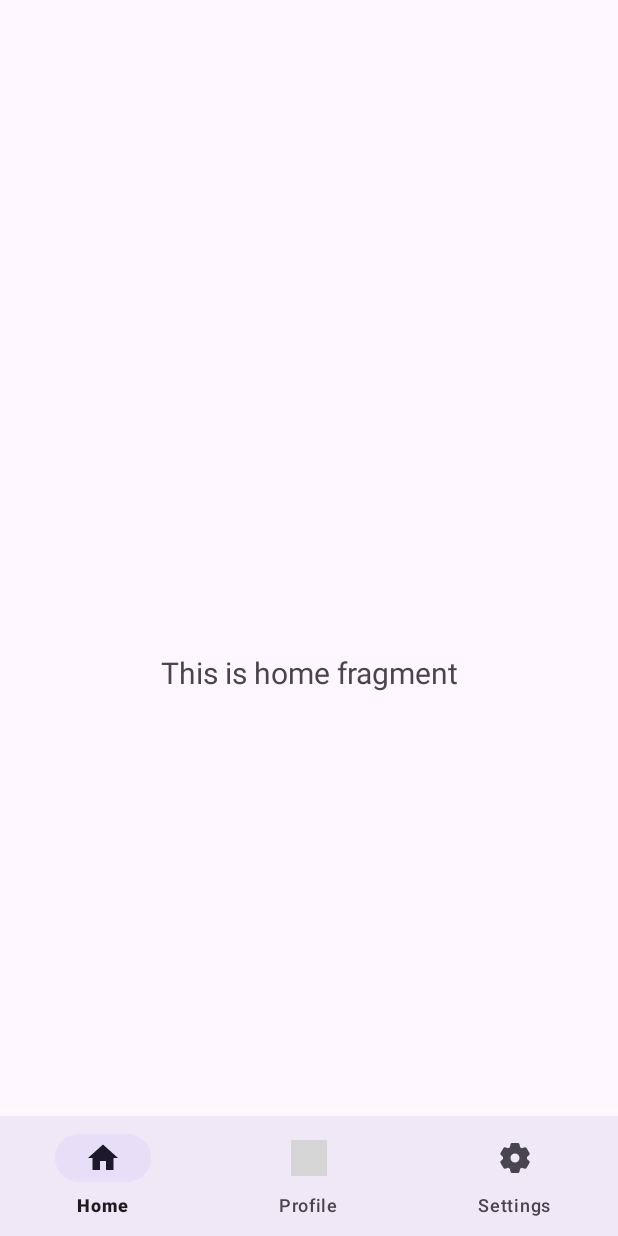
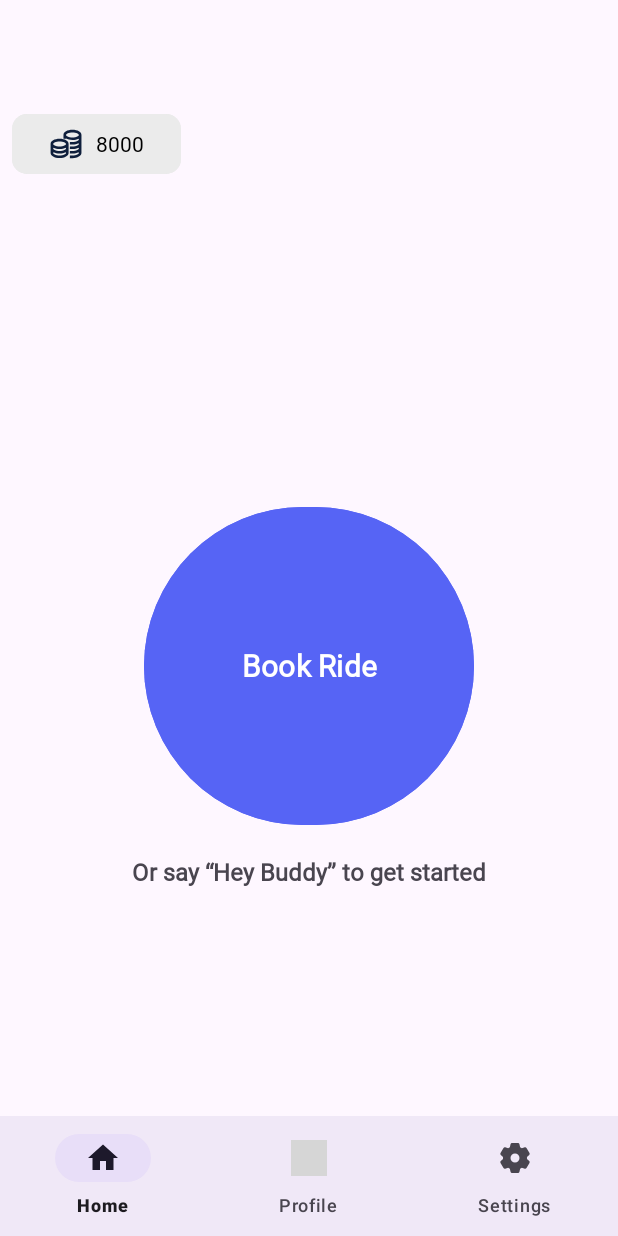
Before and after one commit to Ravidu-Vithana/DriftHome, an Android app: the HomeFragment screen opened directly, with no data from a screen before it, on a phone screen of 412 x 824 dp. Run offline under Robolectric (Android 15) with nearby library versions, the phone set to English and light mode, and no system bars; our stand-ins replace navigation-ui; grey boxes are pictures that could not be loaded.

Commit message:
new dimen for button corner. modified homefragment

```diff
--- a/app/src/main/java/com/ryvk/drifthome/ui/home/HomeFragment.java
+++ b/app/src/main/java/com/ryvk/drifthome/ui/home/HomeFragment.java
@@ -24,8 +24,8 @@ public class HomeFragment extends Fragment {
         binding = FragmentHomeBinding.inflate(inflater, container, false);
         View root = binding.getRoot();
 
-        final TextView textView = binding.textHome;
-        homeViewModel.getText().observe(getViewLifecycleOwner(), textView::setText);
+//        final TextView textView = binding.textHome;
+//        homeViewModel.getText().observe(getViewLifecycleOwner(), textView::setText);
         return root;
     }
 
--- /dev/null
+++ b/app/src/main/res/drawable/money.xml
@@ -0,0 +1,7 @@
+<vector xmlns:android="http://schemas.android.com/apk/res/android" android:height="24dp" android:viewportHeight="1024" android:viewportWidth="1024" android:width="24dp">
+
+    <path android:fillColor="#0F1F3C" android:pathData="M951.9,253.9c0,-82.2 -110.1,-144.1 -256,-144.1s-256,62 -256,144.1c0,0.7 0.2,1.4 0.2,2.1h-0.2v109.7h73.1v-9.1c45.8,25.8 109.8,41.3 182.9,41.3 67.4,0 126.9,-13.3 171.7,-35.6 6.9,7.2 11.1,14.3 11.1,20.6 0,28.3 -72.9,71 -182.9,71h-73.1v73.1h73.1c67.4,0 127,-13.3 171.7,-35.7 6.9,7.2 11.1,14.3 11.1,20.6 0,28.3 -72.9,71 -182.9,71l-25.9,0.1c-15.9,0.1 -31.3,0.3 -46.3,-0.1l-1.8,73.1c8,0.2 16.2,0.3 24.5,0.3 7.9,0 16,-0.1 24.2,-0.1l25.3,-0.1c67.4,0 127,-13.4 171.8,-35.7 7,7.2 11,14.4 11,20.6 0,28.3 -72.9,71 -182.9,71h-73.1v73.1h73.1c67.4,0 127,-13.4 171.8,-35.7 7,7.2 11.1,14.4 11.1,20.6 0,28.3 -72.9,71 -182.9,71h-73.1v73.1h73.1c145.9,0 256,-62 256,-144.1 0,-0.7 -0.1,-1.5 -0.1,-2.1h0.1L951.9,256h-0.2c0,-0.7 0.2,-1.4 0.2,-2.1zM513,253.9c0,-28.3 72.9,-71 182.9,-71s182.9,42.7 182.9,71c0,28.3 -72.9,71 -182.9,71s-182.9,-42.7 -182.9,-71z"/>
+
+    <path android:fillColor="#0F1F3C" android:pathData="M330.1,365.7c-145.9,0 -256,62 -256,144.1 0,0.7 0.2,1.4 0.2,2.1h-0.2v256c0,82.2 110.1,144.1 256,144.1s256,-62 256,-144.1L586.2,512h-0.2c0,-0.7 0.2,-1.4 0.2,-2.1 0,-82.2 -110.1,-144.1 -256,-144.1zM147.3,638.9c0,-6.3 4.1,-13.4 11.1,-20.6 44.8,22.3 104.4,35.7 171.8,35.7 67.4,0 126.9,-13.3 171.7,-35.6 6.9,7.2 11.1,14.3 11.1,20.6 0,28.3 -72.9,71 -182.9,71s-182.9,-42.7 -182.9,-71zM330.1,438.9c109.9,0 182.9,42.7 182.9,71 0,28.3 -72.9,71 -182.9,71s-182.9,-42.7 -182.9,-71c0,-28.3 72.9,-71 182.9,-71zM330.1,839c-109.9,0 -182.9,-42.7 -182.9,-71 0,-6.3 4.2,-13.4 11.1,-20.6 44.8,22.3 104.3,35.7 171.8,35.7 67.4,0 127,-13.3 171.7,-35.7 6.9,7.2 11.1,14.3 11.1,20.6 0,28.3 -72.9,71 -182.9,71z"/>
+
+</vector>
--- a/app/src/main/res/layout/activity_main.xml
+++ b/app/src/main/res/layout/activity_main.xml
@@ -32,7 +32,7 @@
                 android:text="@string/d_signin_btn2"
                 android:textColor="@color/d_red1"
                 android:textStyle="bold"
-                app:cornerRadius="10dp"
+                app:cornerRadius="@dimen/d_button_corner_radius"
                 app:icon="@drawable/forward"
                 app:iconGravity="end"
                 app:iconSize="12dp"
@@ -103,7 +103,7 @@
                 android:fontFamily="@font/lexend_deca"
                 android:text="@string/d_signin_btn1"
                 android:textStyle="bold"
-                app:cornerRadius="10dp"
+                app:cornerRadius="@dimen/d_button_corner_radius"
                 app:layout_constraintEnd_toEndOf="parent"
                 app:layout_constraintHorizontal_bias="0.5"
                 app:layout_constraintStart_toStartOf="parent"
--- a/app/src/main/res/layout/activity_otp_verification.xml
+++ b/app/src/main/res/layout/activity_otp_verification.xml
@@ -86,7 +86,7 @@
                 android:fontFamily="@font/lexend_deca"
                 android:text="@string/d_otpVerification_btn1"
                 android:textStyle="bold"
-                app:cornerRadius="10dp"
+                app:cornerRadius="@dimen/d_button_corner_radius"
                 app:layout_constraintEnd_toEndOf="parent"
                 app:layout_constraintHorizontal_bias="0.5"
                 app:layout_constraintStart_toStartOf="parent"
--- a/app/src/main/res/layout/activity_sign_up.xml
+++ b/app/src/main/res/layout/activity_sign_up.xml
@@ -56,7 +56,7 @@
                 android:fontFamily="@font/lexend_deca"
                 android:text="@string/d_signup_btn1"
                 android:textStyle="bold"
-                app:cornerRadius="10dp"
+                app:cornerRadius="@dimen/d_button_corner_radius"
                 app:layout_constraintEnd_toEndOf="parent"
                 app:layout_constraintHorizontal_bias="0.5"
                 app:layout_constraintStart_toStartOf="parent"
@@ -145,7 +145,7 @@
                 android:text="@string/d_signin_btn2"
                 android:textColor="@color/d_red1"
                 android:textStyle="bold"
-                app:cornerRadius="10dp"
+                app:cornerRadius="@dimen/d_button_corner_radius"
                 app:icon="@drawable/forward"
                 app:iconGravity="end"
                 app:iconSize="12dp"
--- a/app/src/main/res/layout/fragment_common_header.xml
+++ b/app/src/main/res/layout/fragment_common_header.xml
@@ -39,7 +39,7 @@
         android:layout_marginEnd="8dp"
         android:backgroundTint="@color/d_blue"
         android:text="@string/d_header_btn"
-        app:cornerRadius="10dp"
+        app:cornerRadius="@dimen/d_button_corner_radius"
         app:layout_constraintEnd_toEndOf="parent"
         app:layout_constraintTop_toTopOf="parent" />
 
--- a/app/src/main/res/layout/fragment_home.xml
+++ b/app/src/main/res/layout/fragment_home.xml
@@ -6,17 +6,50 @@
     android:layout_height="match_parent"
     tools:context=".ui.home.HomeFragment">
 
-    <TextView
-        android:id="@+id/text_home"
-        android:layout_width="match_parent"
+    <Button
+        android:id="@+id/button8"
+        android:layout_width="wrap_content"
         android:layout_height="wrap_content"
         android:layout_marginStart="8dp"
         android:layout_marginTop="8dp"
-        android:layout_marginEnd="8dp"
-        android:textAlignment="center"
+        android:backgroundTint="@color/d_gray"
+        android:clickable="false"
+        android:drawableLeft="@drawable/money"
+        android:fontFamily="@font/lexend_deca"
+        android:text="8000"
+        android:textColor="@color/black"
+        app:cornerRadius="10dp"
+        app:layout_constraintStart_toStartOf="parent"
+        app:layout_constraintTop_toTopOf="parent" />
+
+    <Button
+        android:id="@+id/button9"
+        android:layout_width="wrap_content"
+        android:layout_height="wrap_content"
+        android:width="220dp"
+        android:height="220dp"
+        android:backgroundTint="@color/d_blue"
+        android:fontFamily="@font/lexend_deca"
+        android:shadowDy="5"
+        android:text="@string/d_homeFragment_btn1_bookride"
         android:textSize="20sp"
+        android:textStyle="bold"
         app:layout_constraintBottom_toBottomOf="parent"
         app:layout_constraintEnd_toEndOf="parent"
+        app:layout_constraintHorizontal_bias="0.5"
         app:layout_constraintStart_toStartOf="parent"
         app:layout_constraintTop_toTopOf="parent" />
+
+    <TextView
+        android:id="@+id/textView13"
+        android:layout_width="wrap_content"
+        android:layout_height="wrap_content"
+        android:layout_marginTop="16dp"
+        android:fontFamily="@font/lexend_deca"
+        android:text="@string/d_homeFragment_text1_bookride"
+        android:textSize="16sp"
+        android:textStyle="bold"
+        app:layout_constraintEnd_toEndOf="@+id/button9"
+        app:layout_constraintStart_toStartOf="@+id/button9"
+        app:layout_constraintTop_toBottomOf="@+id/button9" />
 </androidx.constraintlayout.widget.ConstraintLayout>
--- a/app/src/main/res/values/colors.xml
+++ b/app/src/main/res/values/colors.xml
@@ -7,4 +7,5 @@
     <color name="d_offwhite">#FFF1F4</color>
     <color name="d_blue">#5664F5</color>
     <color name="d_green">#2FCD54</color>
+    <color name="d_gray">#EBEBEB</color>
 </resources>
--- a/app/src/main/res/values/dimens.xml
+++ b/app/src/main/res/values/dimens.xml
@@ -2,4 +2,5 @@
     <!-- Default screen margins, per the Android Design guidelines. -->
     <dimen name="activity_horizontal_margin">16dp</dimen>
     <dimen name="activity_vertical_margin">16dp</dimen>
+    <dimen name="d_button_corner_radius">10dp</dimen>
 </resources>
--- a/app/src/main/res/values/strings.xml
+++ b/app/src/main/res/values/strings.xml
@@ -1,11 +1,13 @@
 <resources>
     <string name="app_name">Drift Home</string>
     <string name="d_app_or_divider">or</string>
+
     <string name="d_signin_text1">Sign In</string>
     <string name="d_signin_text2">Email</string>
     <string name="d_signin_edittext1_placeholder">ex: john@gmail.com</string>
     <string name="d_signin_btn1">Take me Home!</string>
     <string name="d_signin_btn2">Wait.. I’m new to this!</string>
+
     <string name="d_signup_text1">Sign Up</string>
     <string name="d_signup_text2">Name</string>
     <string name="d_signup_edittext1_placeholder">ex: John Doe</string>
@@ -15,6 +17,7 @@
     <string name="d_signup_edittext3_placeholder">ex: 07XXXXXXXX</string>
     <string name="d_signup_btn1">Lets Gooo!</string>
     <string name="d_signup_btn2">Hey... I’m already registered!</string>
+
     <string name="d_otpVerification_verifyEmail">Verify the email</string>
     <string name="d_otpVerification_verifyLogin">Login Verification</string>
     <string name="d_otpVerification_text1">Enter the verification code sent to your email.</string>
@@ -22,6 +25,15 @@
     <string name="d_otpVerification_btn2">Resend Code</string>
     <string name="d_otpVerification_edittext1_placeholder">******</string>
 
+    <string name="d_homeFragment_btn1_bookride">Book Ride</string>
+    <string name="d_homeFragment_btn1_insufficientCredit">Top up your account</string>
+    <string name="d_homeFragment_btn1_listening">listening...</string>
+    <string name="d_homeFragment_btn1_noDropLocations">Add Drop locations</string>
+    <string name="d_homeFragment_text1_bookride">Or say “Hey Buddy” to get started</string>
+    <string name="d_homeFragment_text1_insufficientCredit">Please top up the account to continue the service</string>
+    <string name="d_homeFragment_text1_listening">say “Book Ride” to book your ride</string>
+    <string name="d_homeFragment_text1_noDropLocations">Please add one or more drop locations to activate the service.</string>
+
     <string name="d_header_btn">History</string>
     <string name="title_activity_home">HomeActivity</string>
     <string name="title_home">Home</string>
```
